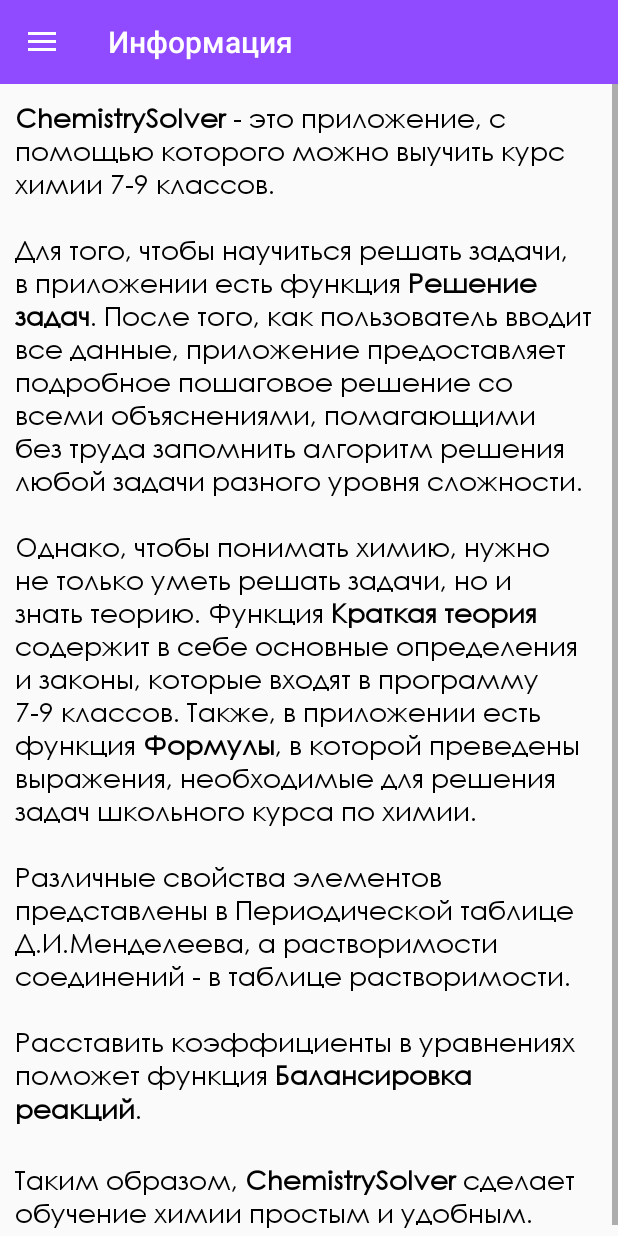
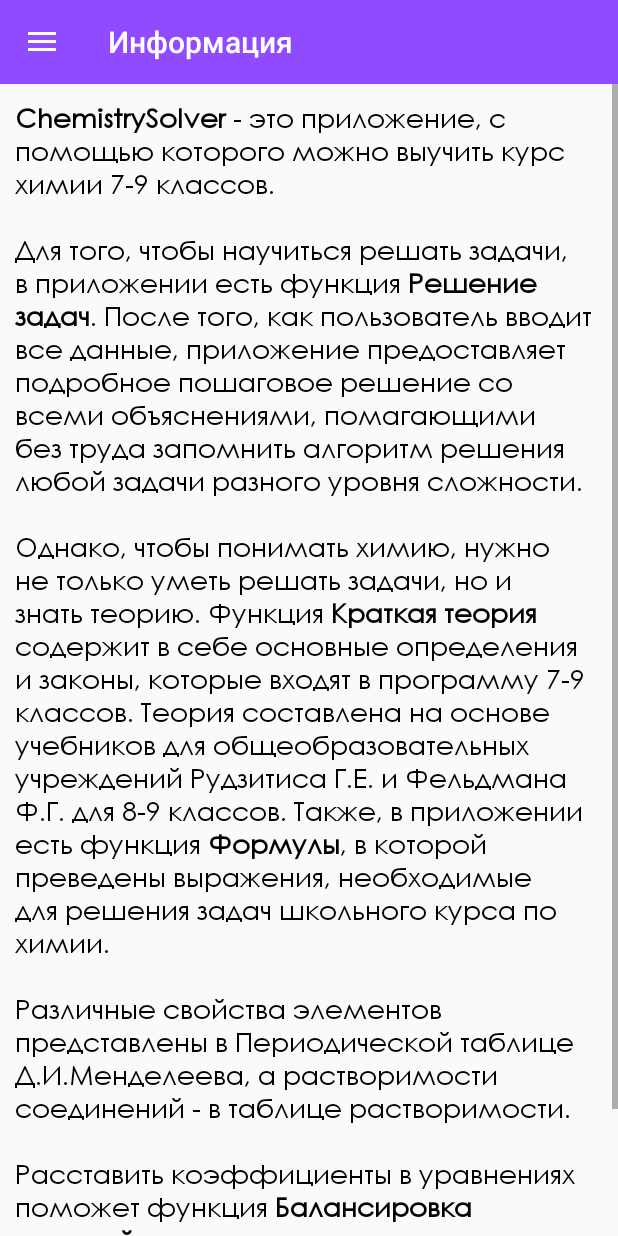
Before and after one commit to AnastasiaArunova/ChemistrySolver, an Android app: the screen it shows after launch (MainActivity), in the side drawer, after a tap on "Информация", on a phone screen of 412 x 824 dp. Run offline under Robolectric (Android 15) with nearby library versions, the phone set to English and light mode, and no system bars.

Commit message:
Update strings.xml

```diff
--- a/ChemistrySolver/app/src/main/res/values/strings.xml
+++ b/ChemistrySolver/app/src/main/res/values/strings.xml
@@ -6,7 +6,7 @@
     <string name="action_settings">Settings</string>
     <string name="constants">Nₐ = 6,02×10²³ моль⁻¹\nVₐ = 22,4 л/моль\nM(возд) = 29 г/моль\nR = 8,31 Дж/(К⋅моль)</string>
 
-    <string name="information"><b>ChemistrySolver</b> - это приложение, с помощью которого можно выучить курс химии 7-9 классов.\n\nДля того, чтобы научиться решать задачи, в приложении есть функция <b>Решение задач</b>. После того, как пользователь вводит все данные, приложение предоставляет подробное пошаговое решение со всеми объяснениями, помагающими без труда запомнить алгоритм решения любой задачи разного уровня сложности.\n\nОднако, чтобы понимать химию, нужно не только уметь решать задачи, но и знать теорию. Функция <b>Краткая теория</b> содержит в себе основные определения и законы, которые входят в программу 7-9 классов. Также, в приложении есть функция <b>Формулы</b>, в которой преведены выражения, необходимые для решения задач школьного курса по химии.\n\nРазличные свойства элементов представлены в Периодической таблице Д.И.Менделеева, а растворимости соединений - в таблице растворимости.\n\nРасставить коэффициенты в уравнениях поможет функция <b>Балансировка реакций</b>.\n\nТаким образом, <b>ChemistrySolver</b> сделает обучение химии простым и удобным.</string>
+    <string name="information"><b>ChemistrySolver</b> - это приложение, с помощью которого можно выучить курс химии 7-9 классов.\n\nДля того, чтобы научиться решать задачи, в приложении есть функция <b>Решение задач</b>. После того, как пользователь вводит все данные, приложение предоставляет подробное пошаговое решение со всеми объяснениями, помагающими без труда запомнить алгоритм решения любой задачи разного уровня сложности.\n\nОднако, чтобы понимать химию, нужно не только уметь решать задачи, но и знать теорию. Функция <b>Краткая теория</b> содержит в себе основные определения и законы, которые входят в программу 7-9 классов. Теория составлена на основе учебников для общеобразовательных учреждений Рудзитиса Г.Е. и Фельдмана Ф.Г. для 8-9 классов. Также, в приложении есть функция <b>Формулы</b>, в которой преведены выражения, необходимые для решения задач школьного курса по химии.\n\nРазличные свойства элементов представлены в Периодической таблице Д.И.Менделеева, а растворимости соединений - в таблице растворимости.\n\nРасставить коэффициенты в уравнениях поможет функция <b>Балансировка реакций</b>.\n\nТаким образом, <b>ChemistrySolver</b> сделает обучение химии простым и удобным.</string>
 
     <string name="help"><b>1. Таблица Менделеева</b>\nПри выборе данной функции появляется Периодическая таблица Д.И.Менделеева. При нажатии на элемент появляется структурированная информация о нём: свойства атома, химические и термодинамические свойства.\n
         \n<b>2. Таблица растворимости</b>\nПри выборе данной функции появляется таблица растворимости. При нажатии на ячейку таблицы появляется название данного соединения (или катиона, или аниона).\n
```
